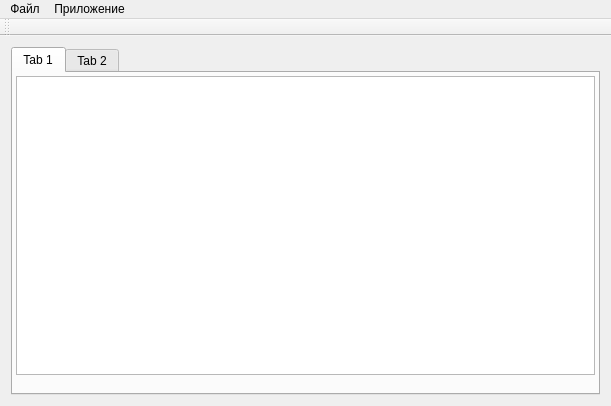
The window that terminal/src/mainwindow.ui (Automiq/alpha.protort) describes before a commit, drawn with Qt 5.
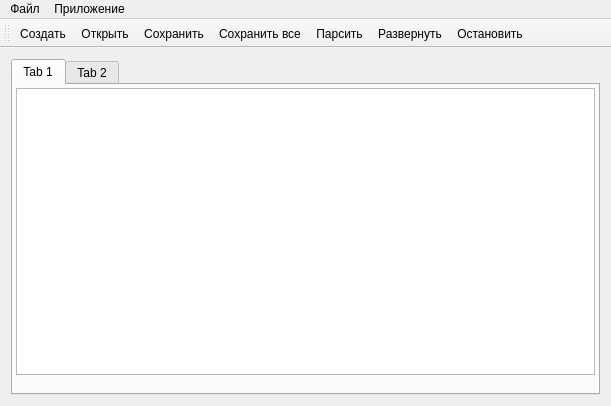
The same window after the commit. Icons and pictures are not drawn.

Patch:
```diff
--- a/terminal/src/mainwindow.ui
+++ b/terminal/src/mainwindow.ui
@@ -121,6 +121,13 @@
    <attribute name="toolBarBreak">
     <bool>false</bool>
    </attribute>
+   <addaction name="create_file"/>
+   <addaction name="load_file"/>
+   <addaction name="save_file"/>
+   <addaction name="save_all"/>
+   <addaction name="parse"/>
+   <addaction name="deploy"/>
+   <addaction name="stop"/>
   </widget>
   <action name="exit">
    <property name="text">
```
Left out of the diff: 31 changed lines with no effect on the pictures.
